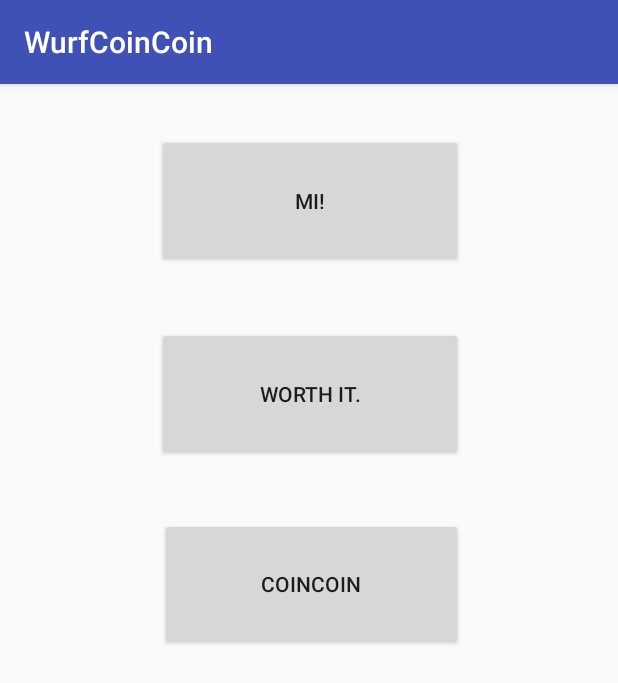
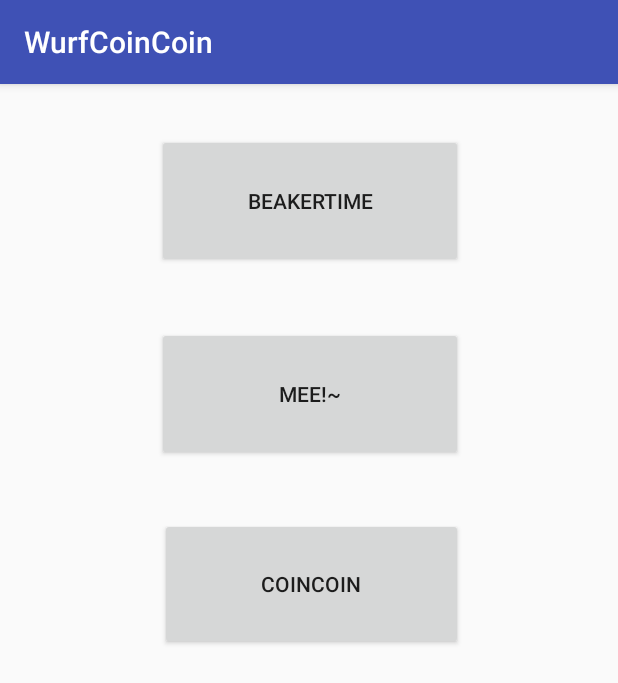
Before and after one commit to Merst/wurfcoincoin, an Android app: the screen it shows after launch (MainActivity), on a phone screen of 412 x 824 dp. Shown: the top 683 px of the screen. Run offline under Robolectric (Android 15) with nearby library versions, the phone set to English and light mode, and no system bars.

Commit message:
Lost lamb is added.

```diff
--- a/app/src/main/java/merst/wurfcoincoin/MainActivity.java
+++ b/app/src/main/java/merst/wurfcoincoin/MainActivity.java
@@ -31,7 +31,7 @@ public class MainActivity extends AppCompatActivity implements View.OnClickListe
     public void onClick(View view){
         switch (view.getId()) {
             case R.id.wurf:
-                int wurfID = getResources().getIdentifier("wurf", "raw", getPackageName());
+                int wurfID = getResources().getIdentifier("lambmee", "raw", getPackageName());
                 MediaPlayer wurf = MediaPlayer.create(this, wurfID);
                 wurf.start();
                 break;
--- a/app/src/main/res/layout/activity_main.xml
+++ b/app/src/main/res/layout/activity_main.xml
@@ -44,12 +44,12 @@
             android:id="@+id/wurf"
             android:layout_width="204dp"
             android:layout_height="89dp"
-            android:text="@string/wurf"
-            tools:layout_editor_absoluteX="90dp"
-            tools:layout_editor_absoluteY="32dp"
             android:layout_below="@+id/beaker"
             android:layout_centerHorizontal="true"
-            android:layout_marginTop="39dp" />
+            android:layout_marginTop="39dp"
+            android:text="@string/lamb"
+            tools:layout_editor_absoluteX="90dp"
+            tools:layout_editor_absoluteY="32dp" />
     </RelativeLayout>
 
 </android.support.constraint.ConstraintLayout>
--- a/app/src/main/res/values/strings.xml
+++ b/app/src/main/res/values/strings.xml
@@ -1,6 +1,6 @@
 <resources>
     <string name="app_name">WurfCoinCoin</string>
-    <string name="wurf">Worth it.</string>
-    <string name="beaker">Mi!</string>
+    <string name="lamb">Mee!~</string>
+    <string name="beaker">Beakertime</string>
     <string name="coin">Coincoin</string>
 </resources>
```
Also changed, not shown: 2 other files.
